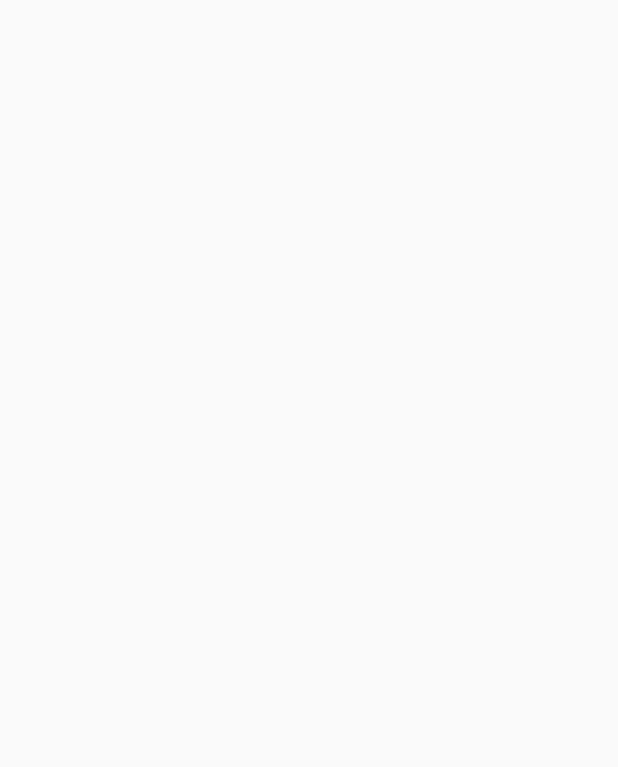
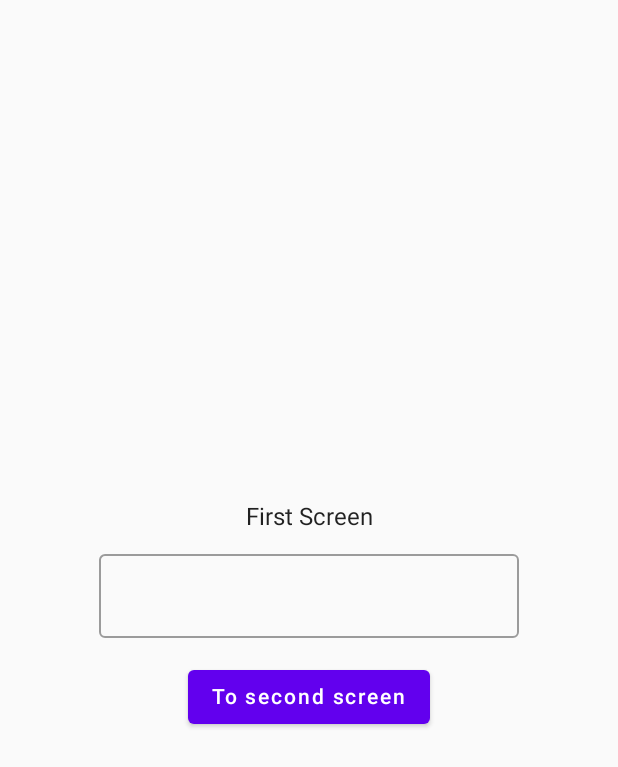
Before and after one commit to mutkuensert/Compose-Navigation-With-Arguments, an Android app built with Jetpack Compose: the screen it shows after launch (MainActivity), on a phone screen of 412 x 824 dp. Before the commit the part shown is empty. Shown: the top 767 px of the screen. Run offline under Robolectric (Android 15) with nearby library versions, the phone set to English and light mode, and no system bars.

Commit message:
The project has been completed.

```diff
--- /dev/null
+++ b/app/src/main/java/com/mutkuensert/composenavigationwitharguments/CustomComposables.kt
@@ -0,0 +1,17 @@
+package com.mutkuensert.composenavigationwitharguments
+
+import androidx.compose.foundation.layout.Arrangement
+import androidx.compose.foundation.layout.Column
+import androidx.compose.foundation.layout.fillMaxSize
+import androidx.compose.runtime.Composable
+import androidx.compose.ui.Alignment
+import androidx.compose.ui.Modifier
+
+@Composable
+fun MyColumn(contents: @Composable () -> Unit){
+    Column(modifier = Modifier.fillMaxSize(),
+        verticalArrangement = Arrangement.Center,
+        horizontalAlignment = Alignment.CenterHorizontally){
+        contents()
+    }
+}
--- a/app/src/main/java/com/mutkuensert/composenavigationwitharguments/MainActivity.kt
+++ b/app/src/main/java/com/mutkuensert/composenavigationwitharguments/MainActivity.kt
@@ -10,13 +10,47 @@ import androidx.compose.material.Text
 import androidx.compose.runtime.Composable
 import androidx.compose.ui.Modifier
 import androidx.compose.ui.tooling.preview.Preview
+import androidx.navigation.NavType
+import androidx.navigation.compose.NavHost
+import androidx.navigation.compose.composable
+import androidx.navigation.compose.rememberNavController
+import androidx.navigation.navArgument
 import com.mutkuensert.composenavigationwitharguments.ui.theme.ComposeNavigationWithArgumentsTheme
 
 class MainActivity : ComponentActivity() {
     override fun onCreate(savedInstanceState: Bundle?) {
         super.onCreate(savedInstanceState)
         setContent {
+            val navController = rememberNavController()
             ComposeNavigationWithArgumentsTheme {
+                NavHost(navController = navController, startDestination = "FirstScreen" ){
+                    composable("FirstScreen"){ FirstScreen(navController = navController)}
+
+                    composable("SecondScreen/{someString}"){backStackEntry -> //Bu string argümanı null veya boş string olamaz, hata verecektir.
+                        SecondScreen(navController = navController, backStackEntry.arguments?.getString("someString"))
+                    }
+
+                    composable(
+                        "ThirdScreen?someString={someString}",//Bu string argümanı null veya boş olabilir.
+                        //Bu tür argüman kullanımı dokümantasyonda isteğe bağlı argüman(Optional Argument) olarak geçiyor.
+                        //navController.navigate() fonksiyonu optional argument kullanımında temel kullanımdan farklılık göstermekte.
+                        arguments = listOf(
+                            navArgument("someString"){
+                                nullable = true
+                            })
+                    ){ backStackEntry ->
+                        ThirdScreen(navController = navController, backStackEntry.arguments?.getString("someString"))
+                    }
+
+                    composable(//Argüman tipini değiştirelim.
+                        "FourthScreen/{someInteger}",
+                        arguments = listOf(navArgument("someInteger"){
+                            type = NavType.IntType
+                        })
+                    ){backStackEntry ->
+                        FourthScreen(navController = navController, backStackEntry.arguments?.getInt("someInteger"))
+                    }
+                }
             }
         }
     }
--- /dev/null
+++ b/app/src/main/java/com/mutkuensert/composenavigationwitharguments/Screens.kt
@@ -0,0 +1,86 @@
+package com.mutkuensert.composenavigationwitharguments
+
+import androidx.compose.foundation.layout.*
+import androidx.compose.foundation.text.KeyboardOptions
+import androidx.compose.material.Button
+import androidx.compose.material.OutlinedTextField
+import androidx.compose.material.Text
+import androidx.compose.runtime.Composable
+import androidx.compose.runtime.mutableStateOf
+import androidx.compose.runtime.remember
+import androidx.compose.ui.Modifier
+import androidx.compose.ui.text.TextStyle
+import androidx.compose.ui.text.input.KeyboardType
+import androidx.compose.ui.unit.dp
+import androidx.navigation.NavController
+
+@Composable
+fun FirstScreen(navController: NavController){
+    val (text, setText) = remember { mutableStateOf("")}
+    MyColumn{
+        Text(text = "First Screen")
+
+        Spacer(modifier = Modifier.height(15.dp))
+
+        OutlinedTextField(value = text, onValueChange = setText)
+
+        Spacer(modifier = Modifier.height(15.dp))
+
+        Button(onClick = { navController.navigate("SecondScreen/${text}") }) {
+            Text(text = "To second screen")
+        }
+    }
+}
+
+@Composable
+fun SecondScreen(navController: NavController, someString: String?){
+    val (text, setText) = remember { mutableStateOf("")}
+    MyColumn{
+        Text(text = "Second Screen has received the string: $someString")
+
+        Spacer(modifier = Modifier.height(15.dp))
+
+        OutlinedTextField(value = text, onValueChange = setText)
+
+        Spacer(modifier = Modifier.height(15.dp))
+
+        Button(onClick = { navController.navigate("ThirdScreen?someString=${text}") }) { //navigate() fonksiyonunun kullanımı farklı.
+            Text(text = "To third screen")
+        }
+    }
+}
+
+@Composable
+fun ThirdScreen(navController: NavController, someString: String?){
+    val (text, setText) = remember { mutableStateOf("")}
+    MyColumn{
+        Text(text = "Third Screen has received the string: $someString")
+
+        Spacer(modifier = Modifier.height(15.dp))
+
+        OutlinedTextField(
+            value = text,
+            onValueChange = setText,
+            keyboardOptions = KeyboardOptions(keyboardType = KeyboardType.Number)
+        )
+
+        Spacer(modifier = Modifier.height(15.dp))
+
+        Button(onClick = { navController.navigate("FourthScreen/${text}") }) {
+            Text(text = "To fourth screen")
+        }
+    }
+}
+
+@Composable
+fun FourthScreen(navController: NavController, someInteger: Int?){
+    MyColumn{
+        Text(text = "Fourth Screen has received the number: ${someInteger}")
+
+        Spacer(modifier = Modifier.height(15.dp))
+
+        Button(onClick = { navController.navigate("FirstScreen") }) {
+            Text(text = "To first screen")
+        }
+    }
+}
```
